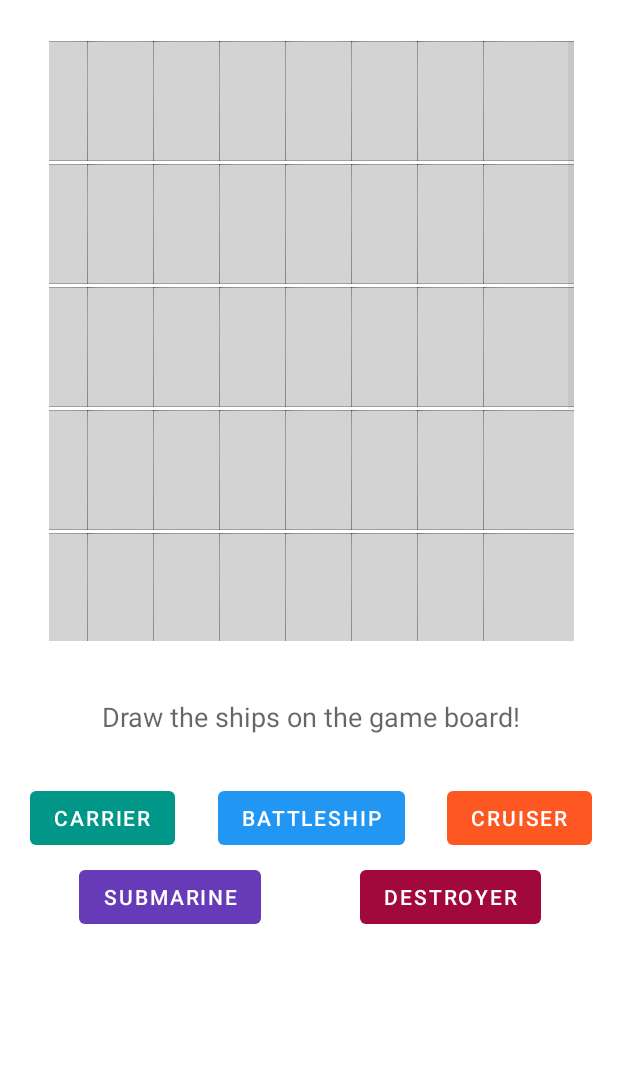
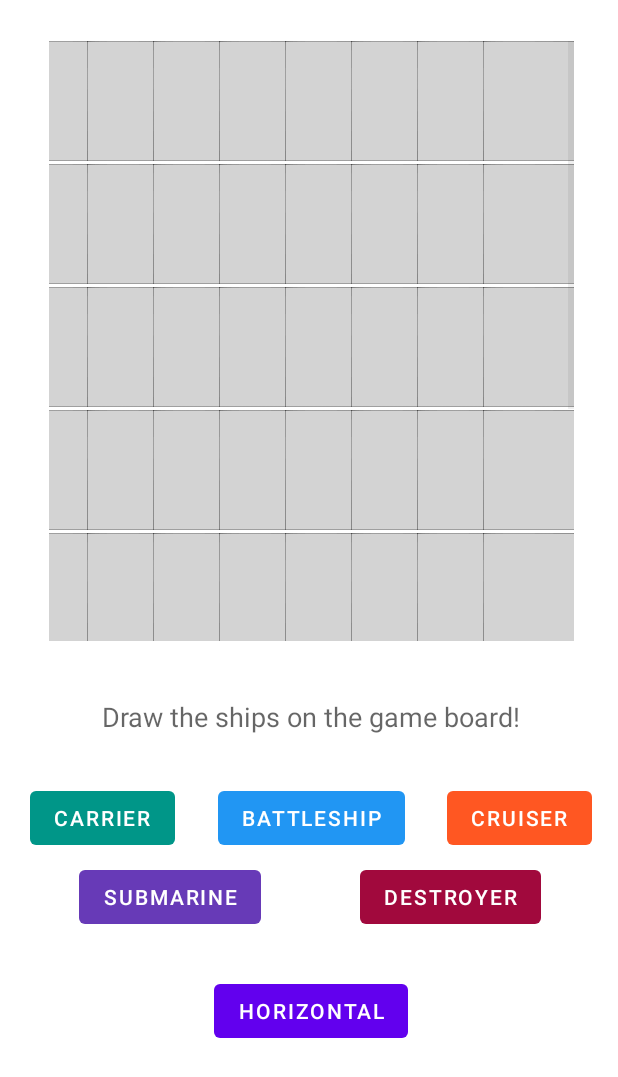
Before and after one commit to puneet-sarhali/java-battleship, an Android app: the CreateGrid screen opened directly, with no data from a screen before it, on a phone screen of 412 x 824 dp. Shown: the top 1077 px of the screen. Run offline under Robolectric (Android 15) with nearby library versions, the phone set to English and light mode, and no system bars.

Commit message:
added rotation button disable/hide ship button after placement

```diff
--- a/app/src/main/res/layout/activity_main.xml
+++ b/app/src/main/res/layout/activity_main.xml
@@ -106,6 +106,16 @@
         app:layout_constraintEnd_toStartOf="@+id/guideline7"
         app:layout_constraintStart_toStartOf="@+id/guideline10" />
 
+    <Button
+        android:id="@+id/rotation"
+        android:layout_width="wrap_content"
+        android:layout_height="wrap_content"
+        android:layout_marginTop="28dp"
+        android:text="@string/rotate"
+        app:layout_constraintEnd_toStartOf="@+id/cruiser"
+        app:layout_constraintStart_toEndOf="@+id/carrier"
+        app:layout_constraintTop_toBottomOf="@+id/submarine" />
+
     <androidx.constraintlayout.widget.Guideline
         android:id="@+id/guideline10"
         android:layout_width="wrap_content"
@@ -132,4 +142,6 @@
         app:layout_constraintTop_toTopOf="@+id/guideline11" />
 
 
+
+
 </androidx.constraintlayout.widget.ConstraintLayout>
--- a/app/src/main/res/values/strings.xml
+++ b/app/src/main/res/values/strings.xml
@@ -9,4 +9,5 @@
     <string name="submarine">Submarine</string>
     <string name="destroyer">Destroyer</string>
     <string name="helpText">Draw the ships on the game board!</string>
+    <string name="rotate">Horizontal</string>
 </resources>
```
Also changed, not shown: app/src/main/java/com/example/myapplication/CreateGrid.java (+59 -13 lines).
